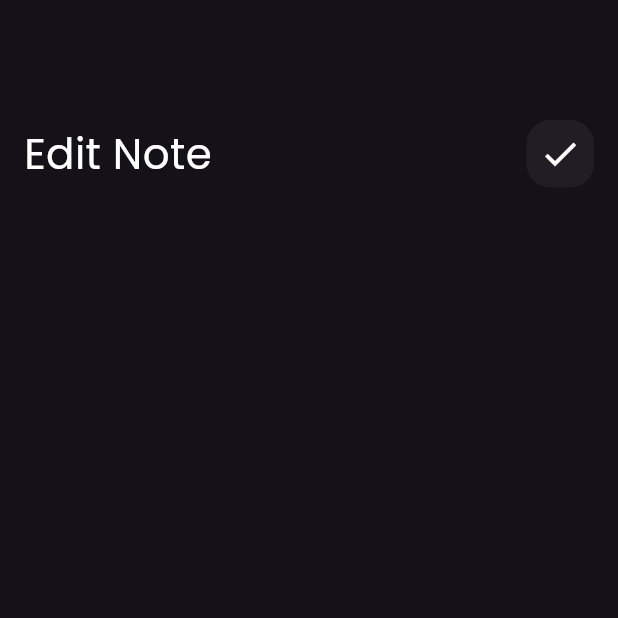
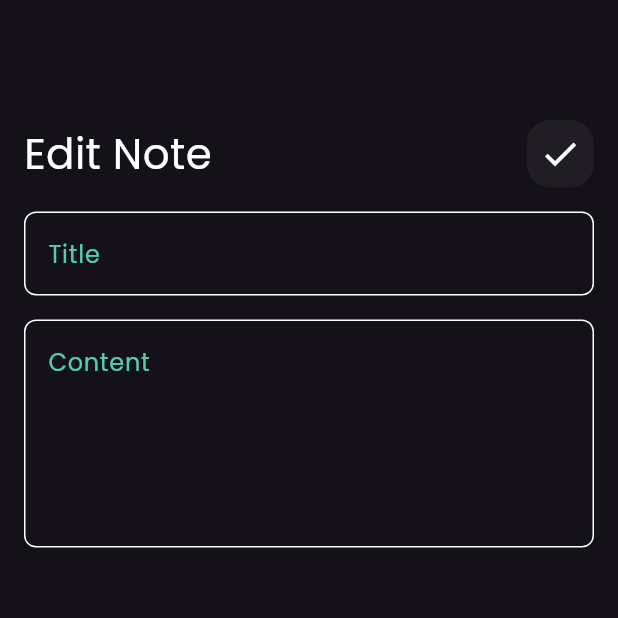
Before and after one commit to mozidan27/note-app-windows, a Flutter app: the EditNoteView screen opened directly, on a phone screen of 412 x 824 dp, the top half of it. Run offline on Flutter 3.47's test engine with Material 3 defaults, Android fonts, the phone set to English and light mode, and no system bars; our stand-ins replace font_awesome_flutter.

Commit message:
edit view UI done

```diff
--- a/lib/views/widgets/edit_note_view_body.dart
+++ b/lib/views/widgets/edit_note_view_body.dart
@@ -1,5 +1,6 @@
 import 'package:flutter/material.dart';
 import 'package:note_app/views/widgets/custom_appbar.dart';
+import 'package:note_app/views/widgets/custom_text_field.dart';
 
 class EditNoteViewBody extends StatelessWidget {
   const EditNoteViewBody({super.key});
@@ -16,7 +17,18 @@ class EditNoteViewBody extends StatelessWidget {
           CustomAppBar(
             title: 'Edit Note',
             icon: Icons.check,
-          )
+          ),
+          SizedBox(
+            height: 16,
+          ),
+          CustomTextField(hint: 'Title'),
+          SizedBox(
+            height: 16,
+          ),
+          CustomTextField(
+            hint: 'Content',
+            maxLines: 5,
+          ),
         ],
       ),
     );
```
